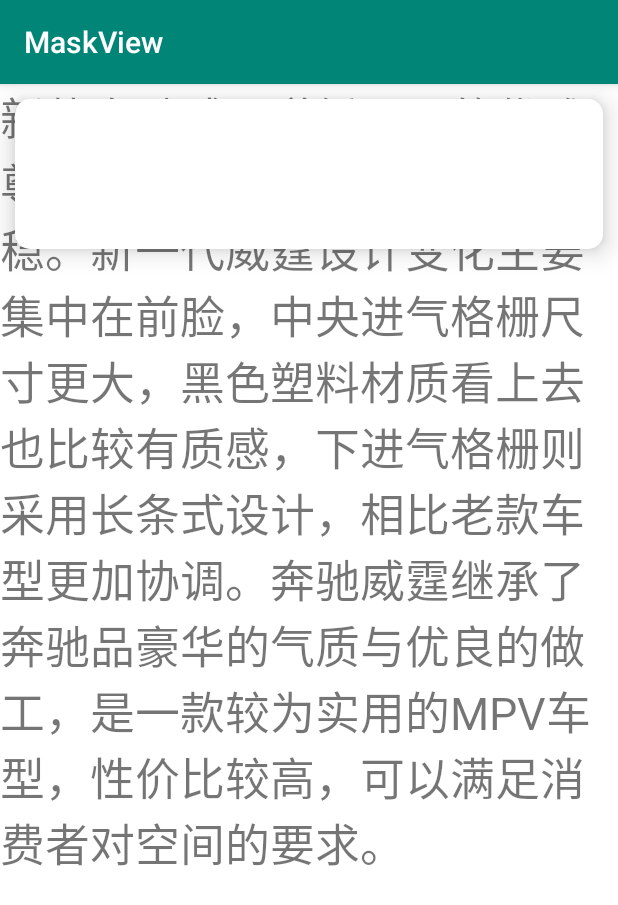
After one commit to tingzi/maskview, an Android app: the ShadowActivity screen opened directly, with no data from a screen before it, on a phone screen of 412 x 824 dp. The commit adds this screen. Shown: the top 905 px of the screen. Run offline under Robolectric (Android 15) with nearby library versions, the phone set to English and light mode, and no system bars.

Commit message:
add Shadow function

```diff
--- a/app/src/main/AndroidManifest.xml
+++ b/app/src/main/AndroidManifest.xml
@@ -16,6 +16,8 @@
                 <category android:name="android.intent.category.LAUNCHER" />
             </intent-filter>
         </activity>
+        <activity android:name=".maskcut.MaskCutActivity"/>
+        <activity android:name=".shadow.ShadowActivity"/>
     </application>
 
 </manifest>
--- a/app/src/main/java/com/deep/androidexample/MaskCutView.java
+++ b/app/src/main/java/com/deep/androidexample/maskcut/MaskCutView.java
@@ -1,4 +1,4 @@
-package com.deep.androidexample;
+package com.deep.androidexample.maskcut;
 
 import android.content.Context;
 import android.graphics.Canvas;
--- /dev/null
+++ b/app/src/main/java/com/deep/androidexample/shadow/ShadowActivity.java
@@ -0,0 +1,15 @@
+package com.deep.androidexample.shadow;
+
+import android.os.Bundle;
+import android.support.v7.app.AppCompatActivity;
+
+import com.deep.androidexample.R;
+
+public class ShadowActivity extends AppCompatActivity {
+
+    @Override
+    protected void onCreate(Bundle savedInstanceState) {
+        super.onCreate(savedInstanceState);
+        setContentView(R.layout.activity_shadow);
+    }
+}
--- /dev/null
+++ b/app/src/main/res/drawable/shadow_background.xml
@@ -0,0 +1,8 @@
+<?xml version="1.0" encoding="utf-8"?>
+<shape xmlns:android="http://schemas.android.com/apk/res/android"
+    android:shape="rectangle">
+
+    <solid android:color="@android:color/white"/>
+    <corners android:radius="10dp"/>
+
+</shape>
--- /dev/null
+++ b/app/src/main/res/layout/activity_shadow.xml
@@ -0,0 +1,25 @@
+<?xml version="1.0" encoding="utf-8"?>
+<FrameLayout xmlns:android="http://schemas.android.com/apk/res/android"
+    xmlns:tools="http://schemas.android.com/tools"
+    android:layout_width="match_parent"
+    android:layout_height="match_parent"
+    android:background="@android:color/white"
+    tools:context=".MainActivity">
+
+    <TextView
+        android:id="@+id/image"
+        android:layout_width="wrap_content"
+        android:layout_height="wrap_content"
+        android:textSize="30dp"
+        android:text="新款奔驰威霆遵循一贯的优雅尊贵个性，其全体外型大气沉稳。新一代威霆设计变化主要集中在前脸，中央进气格栅尺寸更大，黑色塑料材质看上去也比较有质感，下进气格栅则采用长条式设计，相比老款车型更加协调。奔驰威霆继承了奔驰品豪华的气质与优良的做工，是一款较为实用的MPV车型，性价比较高，可以满足消费者对空间的要求。"/>
+
+    <RelativeLayout
+        android:layout_width="match_parent"
+        android:layout_height="100dp"
+        android:background="@drawable/shadow_background"
+        android:elevation="10dp"
+        android:outlineProvider="background"
+        android:layout_margin="10dp"
+        />
+
+</FrameLayout>
```
Also changed, not shown: app/src/main/java/com/deep/androidexample/MainActivity.java (+14 -8 lines), app/src/main/java/com/deep/androidexample/maskcut/MaskCutActivity.java (added, +24 -0 lines), app/src/main/res/layout/activity_main.xml (+12 -12 lines), app/src/main/res/layout/activity_mask_cut.xml (added, +22 -0 lines).
